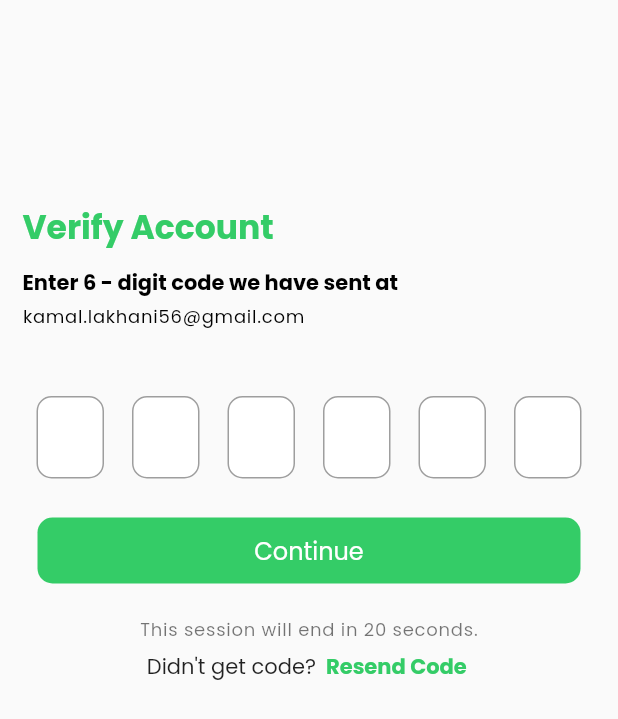
After one commit to fluttertutorialin/grocerystore, a Flutter app: the OTPPage screen opened by its route, on a phone screen of 412 x 824 dp. The commit adds this screen. Shown: the top 719 px of the screen. Run offline on Flutter 3.47's test engine with Material 2 defaults, Android fonts, the phone set to English and light mode, and no system bars; our stand-ins replace dartz, device_info, dio, equatable, flutter_screenutil, flutter_svg and 5 more; missing offline and left inert: flutter_config; accounts and stored records are empty.

Commit message:
new add functionality

```diff
--- a/lib/controller/sing_up_controller.dart
+++ b/lib/controller/sing_up_controller.dart
@@ -39,7 +39,7 @@ class SignUpController extends BaseController
       loading(true);
 
       //HOME SCREEN NAVIGATION
-      AppRoute.HOME.changeScreen();
+      AppRoute.OTP.changeScreen();
     }
   }
 
--- a/lib/resource/strings/vlaue_string.dart
+++ b/lib/resource/strings/vlaue_string.dart
@@ -86,8 +86,8 @@ class ValueString {
   static const String newAccountHeader = 'Please provide following details for your new account';
 
   //APPLICATION DEVELOP
-  static const String nameDevelopApp = 'Kamlesh';
-  static const String emailDevelopApp = 'kamal.lakhani56@gmail.com';
+  static const String nameDeveloperApp = 'Kamlesh';
+  static const String emailDeveloperApp = 'kamal.lakhani56@gmail.com';
 
   // VALIDATION LENGTH (MOBILE NO, EMAIL LENGTH ETC.)
   static const int splashScreenWait = 3;
--- a/lib/resource/style/app_text_style.dart
+++ b/lib/resource/style/app_text_style.dart
@@ -46,6 +46,8 @@ class AppTextStyle {
   static final TextStyle titleFormStyle = semiBoldStyle.copyWith(fontSize: Dimens.fontSize22, color: AppColors.primaryColor);
   static final TextStyle subTitleFormStyle = semiBoldStyle.copyWith(fontSize: Dimens.fontSize20, color: AppColors.primaryColor);
   static final TextStyle descriptionFormStyle = semiBoldStyle.copyWith(fontSize: Dimens.fontSize14, color: AppColors.black);
+  static final TextStyle otpDescriptionStyle = semiBoldStyle.copyWith(fontSize: Dimens.fontSize14, color: AppColors.black);
+  static final TextStyle otpSentEmailStyle = _textStyle.copyWith(fontSize: Dimens.fontSize12, letterSpacing: 0.5, color: AppColors.black);
 
   static final TextStyle categoryHeaderStyle = boldStyle.copyWith(fontSize: Dimens.fontSize14, letterSpacing: 0.5, color: Colors.black54);
   static final TextStyle viewAllStyle = semiBoldStyle.copyWith(fontSize: Dimens.fontSize12, color: AppColors.primaryColor);
@@ -97,6 +99,8 @@ class AppTextStyle {
   static final TextStyle addressBillingAddressStyle = _textStyle.copyWith(fontSize: Dimens.fontSize12, letterSpacing: 0.5, color: AppColors.black);
   static final TextStyle orderIdCheckOutStyle = _textStyle.copyWith(fontSize: Dimens.fontSize14, letterSpacing: 0.5, color: Colors.black);
 
+  static final TextStyle otpSessionEndStyle = _textStyle.copyWith(fontSize: Dimens.fontSize12, letterSpacing: 0.5, color: Colors.black54);
+
 
   static final TextStyle errorTextFieldStyle = _textStyle.copyWith(fontSize: Dimens.fontSize12, color: AppColors.error);
   static final TextStyle errorStyle = _textStyle.copyWith(fontSize: Dimens.fontSize14, color: AppColors.error);
--- a/lib/route_access/app_page.dart
+++ b/lib/route_access/app_page.dart
@@ -80,5 +80,9 @@ class AppPage {
     GetPage(
         name: AppRoute.SETTINGS_EDIT_PROFILE,
         page: () => SettingsEditProfilePage()),
+
+    GetPage(
+        name: AppRoute.OTP,
+        page: () => OTPPage()),
   ];
 }
--- a/lib/route_access/app_route.dart
+++ b/lib/route_access/app_route.dart
@@ -21,4 +21,5 @@ abstract class AppRoute {
   static const CHECKOUT = '/checkOut';
   static const TRACK_ORDER = 'trackOrder';
   static const SETTINGS_EDIT_PROFILE = 'settingsEditProfile';
+  static const OTP = 'otp';
 }
--- a/lib/ui/page/home_page.dart
+++ b/lib/ui/page/home_page.dart
@@ -347,9 +347,9 @@ class HomePage extends StatelessWidget {
             backgroundColor: Colors.grey.withOpacity(0.1),
             backgroundImage: ExactAssetImage(ImageAsset.profilePictureAsset)),
         SizedBox(height: 10.h),
-        Text(ValueString.nameDevelopApp,
+        Text(ValueString.nameDeveloperApp,
             style: AppTextStyle.drawerUserNameStyle),
-        Text(ValueString.emailDevelopApp.toLowerCase(),
+        Text(ValueString.emailDeveloperApp.toLowerCase(),
             style: AppTextStyle.drawerEmailStyle)
       ]));
 
--- /dev/null
+++ b/lib/ui/page/otp_page.dart
@@ -0,0 +1,101 @@
+/*
+   DEVELOPED BY: KAMLESH LAKHANI
+
+   autofillHints: const [AutofillHints.password],
+   autovalidateMode: AutovalidateMode.onUserInteraction
+
+    autofillHints: const [AutofillHints.email],
+    autovalidateMode: AutovalidateMode.onUserInteraction,
+*/
+
+import 'package:pinput/pin_put/pin_put.dart';
+import '../../import_package.dart';
+
+class OTPPage extends StatelessWidget {
+  final _pinPutController = TextEditingController();
+  final _pinPutFocusNode = FocusNode();
+
+  @override
+  Widget build(BuildContext context) => Scaffold(
+      body: SafeArea(
+          child: SingleChildScrollView(
+              child: Padding(
+                  padding: EdgeInsets.all(15.sp),
+                  child: Column(
+                      crossAxisAlignment: CrossAxisAlignment.start,
+                      children: [
+                        SizedBox(height: 120.h),
+                        _headerOTP(ValueString.emailDeveloperApp),
+                        SizedBox(height: 40.h),
+                        _pinCodeWidget(),
+                        SizedBox(height: 10.h),
+                        Container(
+                            padding: EdgeInsets.all(10),
+                            child: TextButton(
+                                child: Container(
+                                    padding: EdgeInsets.all(10),
+                                    child: Center(
+                                        child: Text('Continue',
+                                            style:
+                                                AppTextStyle.buttonTextStyle))),
+                                style: ButtonStyle(
+                                    backgroundColor: MaterialStateProperty.all(
+                                        AppColors.primaryColor)),
+                                onPressed: () => AppRoute.HOME.changeScreen())),
+                        SizedBox(height: 10.h),
+                        Center(
+                            child: Text('This session will end in 20 seconds.',
+                                style: AppTextStyle.otpSessionEndStyle)),
+                        SizedBox(height: 5.h),
+                        Row(
+                            mainAxisAlignment: MainAxisAlignment.center,
+                            children: <Widget>[
+                              Text("Didn't get code? ",
+                                  style: AppTextStyle.doNotHaveAccountStyle),
+                              GestureDetector(
+                                  onTap: () {},
+                                  child: Text(' Resend Code ',
+                                      style: AppTextStyle.signUpStyle))
+                            ])
+                      ])))));
+
+  _headerOTP(String? email) =>
+      Column(crossAxisAlignment: CrossAxisAlignment.start, children: [
+        Text('Verify Account', style: AppTextStyle.titleFormStyle),
+        SizedBox(height: 10.h),
+        Text('Enter 6 - digit code we have sent at',
+            style: AppTextStyle.otpDescriptionStyle),
+        SizedBox(height: 3.h),
+        Text(email!.toLowerCase(), style: AppTextStyle.otpSentEmailStyle),
+      ]);
+
+  _pinCodeWidget() => PinPut(
+      useNativeKeyboard: true,
+      autovalidateMode: AutovalidateMode.onUserInteraction,
+      withCursor: true,
+      fieldsCount: 6,
+      fieldsAlignment: MainAxisAlignment.spaceAround,
+      textStyle: const TextStyle(fontSize: 20.0, color: Colors.black),
+      eachFieldMargin: EdgeInsets.all(0),
+      eachFieldWidth: 45.0,
+      eachFieldHeight: 55.0,
+      onSubmit: (String value) {},
+      focusNode: _pinPutFocusNode,
+      controller: _pinPutController,
+      submittedFieldDecoration: BoxDecoration(
+          color: Colors.white,
+          border: Border.all(width: 1, color: Colors.grey),
+          borderRadius: BorderRadius.circular(10.0)),
+      selectedFieldDecoration: BoxDecoration(
+              color: Colors.white,
+              border: Border.all(width: 1, color: Colors.grey),
+              borderRadius: BorderRadius.circular(10.0))
+          .copyWith(
+              color: Colors.white,
+              border: Border.all(width: 1.5, color: AppColors.primaryColor)),
+      followingFieldDecoration: BoxDecoration(
+          color: Colors.white,
+          border: Border.all(width: 1, color: Colors.grey),
+          borderRadius: BorderRadius.circular(10.0)),
+      pinAnimationType: PinAnimationType.scale);
+}
--- a/lib/ui/page/page_package.dart
+++ b/lib/ui/page/page_package.dart
@@ -18,3 +18,4 @@ export 'my_cart_page.dart';
 export 'check_out_page.dart';
 export 'track_order_page.dart';
 export 'settings_edit_profile_page.dart';
+export 'otp_page.dart';
--- a/lib/ui/page/settings_edit_profile_page.dart
+++ b/lib/ui/page/settings_edit_profile_page.dart
@@ -29,9 +29,9 @@ class SettingsEditProfilePage extends StatelessWidget {
                       backgroundImage:
                           ExactAssetImage(ImageAsset.profilePictureAsset)),
                   SizedBox(height: 10.h),
-                  Text(ValueString.nameDevelopApp,
+                  Text(ValueString.nameDeveloperApp,
                       style: AppTextStyle.drawerUserNameStyle),
-                  Text(ValueString.emailDevelopApp.toLowerCase(),
+                  Text(ValueString.emailDeveloperApp.toLowerCase(),
                       style: AppTextStyle.drawerEmailStyle)
                 ])),
             DecoratedBox(
--- a/pubspec.yaml
+++ b/pubspec.yaml
@@ -22,9 +22,11 @@ dependencies:
 
   device_info:
   flutter_config:
+  flutter_share:
 
   intl:
   dio:
+  pinput:
   dartz: 0.10.0-nullsafety.2
   equatable:
 
```
Also changed, not shown: pubspec.lock, 1 other file.
